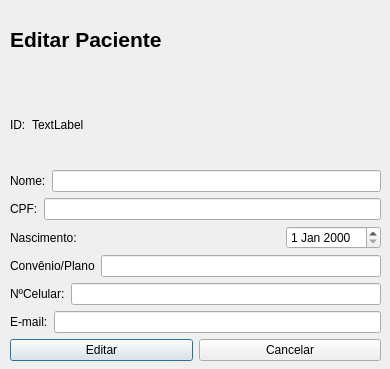
Old version of the form clinica_cpp/edicaopaciente.ui in the repository juander/Projeto_CPP.
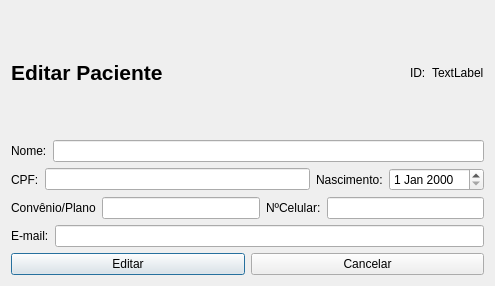
New version of the form.

What changed in the file:
```diff
--- a/clinica_cpp/edicaopaciente.ui
+++ b/clinica_cpp/edicaopaciente.ui
@@ -6,24 +6,19 @@
    <rect>
     <x>0</x>
     <y>0</y>
-    <width>390</width>
-    <height>369</height>
+    <width>495</width>
+    <height>286</height>
    </rect>
   </property>
   <property name="windowTitle">
    <string>Dialog</string>
   </property>
-  <widget class="QWidget" name="">
-   <property name="geometry">
-    <rect>
-     <x>10</x>
-     <y>0</y>
-     <width>371</width>
-     <height>361</height>
-    </rect>
-   </property>
+  <layout class="QVBoxLayout" name="verticalLayout_2">
+   <item>
    <layout class="QVBoxLayout" name="verticalLayout">
     <item>
+      <layout class="QHBoxLayout" name="horizontalLayout_10">
+       <item>
      <widget class="QLabel" name="label_7">
       <property name="text">
        <string>&lt;html&gt;&lt;head/&gt;&lt;body&gt;&lt;p&gt;&lt;span style=&quot; font-size:16pt; font-weight:700;&quot;&gt;Editar Paciente&lt;/span&gt;&lt;/p&gt;&lt;/body&gt;&lt;/html&gt;</string>
@@ -31,7 +26,18 @@
      </widget>
     </item>
     <item>
-     <layout class="QHBoxLayout" name="horizontalLayout_8">
+        <spacer name="horizontalSpacer">
+         <property name="orientation">
+          <enum>Qt::Orientation::Horizontal</enum>
+         </property>
+         <property name="sizeHint" stdset="0">
+          <size>
+           <width>40</width>
+           <height>20</height>
+          </size>
+         </property>
+        </spacer>
+       </item>
       <item>
        <widget class="QLabel" name="label_8">
         <property name="text">
@@ -46,19 +52,6 @@
         </property>
        </widget>
       </item>
-      <item>
-       <spacer name="horizontalSpacer">
-        <property name="orientation">
-         <enum>Qt::Orientation::Horizontal</enum>
-        </property>
-        <property name="sizeHint" stdset="0">
-         <size>
-          <width>40</width>
-          <height>20</height>
-         </size>
-        </property>
-       </spacer>
-      </item>
      </layout>
     </item>
     <item>
@@ -87,10 +80,6 @@
       <item>
        <widget class="QLineEdit" name="txtCpf"/>
       </item>
-     </layout>
-    </item>
-    <item>
-     <layout class="QHBoxLayout" name="horizontalLayout_3">
       <item>
        <widget class="QLabel" name="label_2">
         <property name="text">
@@ -98,19 +87,6 @@
         </property>
        </widget>
       </item>
-      <item>
-       <spacer name="horizontalSpacer_2">
-        <property name="orientation">
-         <enum>Qt::Orientation::Horizontal</enum>
-        </property>
-        <property name="sizeHint" stdset="0">
-         <size>
-          <width>40</width>
-          <height>20</height>
-         </size>
-        </property>
-       </spacer>
-      </item>
       <item>
        <widget class="QDateEdit" name="txtData"/>
       </item>
@@ -128,10 +104,6 @@
       <item>
        <widget class="QLineEdit" name="txtconvenio"/>
       </item>
-     </layout>
-    </item>
-    <item>
-     <layout class="QHBoxLayout" name="horizontalLayout_5">
       <item>
        <widget class="QLabel" name="label_3">
         <property name="text">
@@ -177,7 +149,8 @@
      </layout>
     </item>
    </layout>
-  </widget>
+   </item>
+  </layout>
  </widget>
  <resources/>
  <connections/>
```
Left out of the diff: 2 changed lines with no effect on the pictures. Lines whose indentation alone changed are shown as unchanged.
